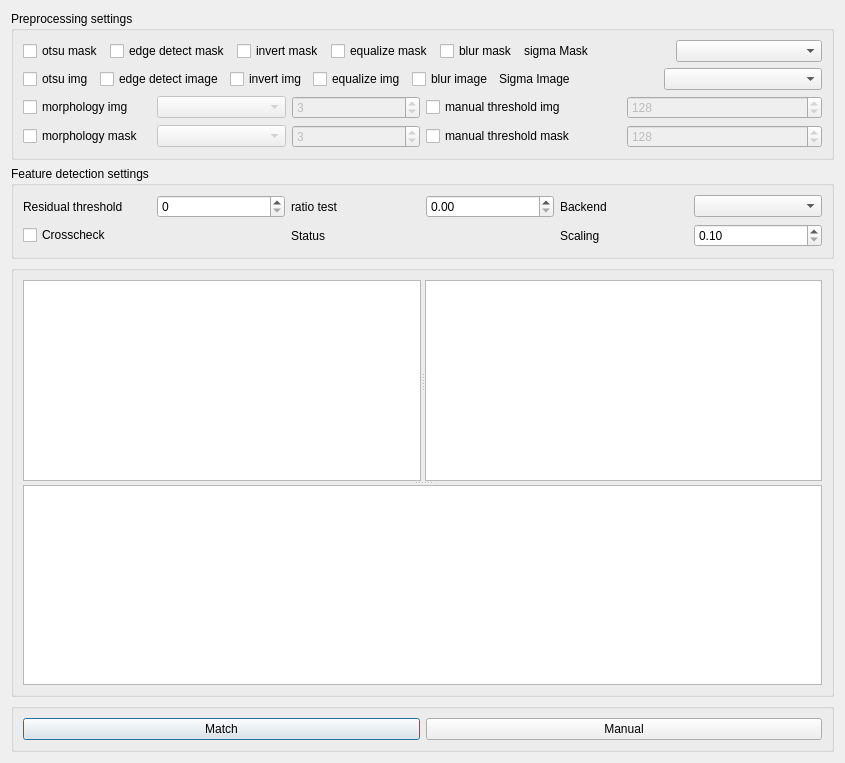
The window that plugins/Affine/affineMatchDialog.ui (pyIVLS/pyIVLS) describes before a commit, drawn with Qt 5.
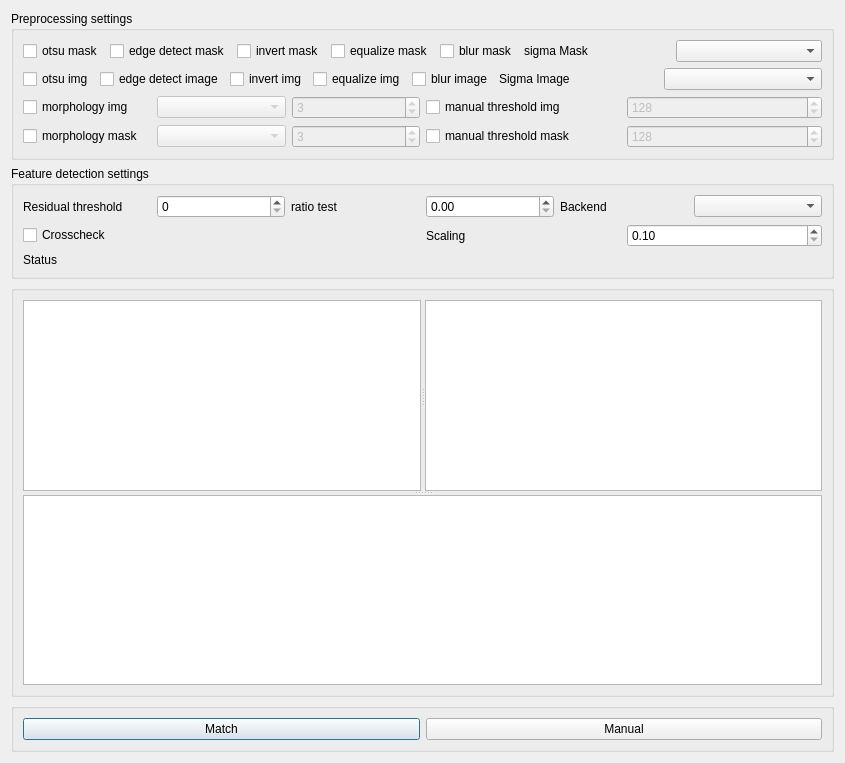
The same window after the commit.

Commit message: Fixed bug where scaling was not saved

```diff
--- a/plugins/Affine/affineMatchDialog.ui
+++ b/plugins/Affine/affineMatchDialog.ui
@@ -335,13 +335,6 @@
           </property>
          </widget>
         </item>
-        <item>
-         <widget class="QLabel" name="statusText">
-          <property name="text">
-           <string>Status</string>
-          </property>
-         </widget>
-        </item>
         <item>
          <layout class="QHBoxLayout" name="horizontalLayout_8">
           <item>
@@ -368,6 +361,13 @@
         </item>
        </layout>
       </item>
+      <item>
+       <widget class="QLabel" name="statusText">
+        <property name="text">
+         <string>Status</string>
+        </property>
+       </widget>
+      </item>
      </layout>
     </widget>
    </item>
```
The commit also changes 2 other files.
